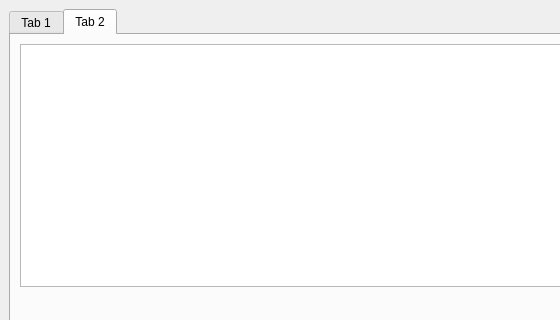
Above: ui_sprawl.ui from xuyuliang/sprawl before the change; both pictures show x 0 to 560 and y 0 to 320 of the 800 by 600 pixel window. Below: the same form after it.
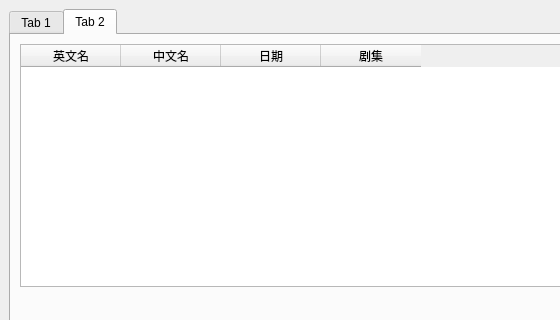
That is the form after the change.

What changed in the file:
```diff
--- a/ui_sprawl.ui
+++ b/ui_sprawl.ui
@@ -52,7 +52,28 @@
         <item>
          <layout class="QVBoxLayout" name="verticalLayout_4">
           <item>
-           <widget class="QTableView" name="tableView"/>
+           <widget class="QTableWidget" name="tableWidget">
+            <column>
+             <property name="text">
+              <string>英文名</string>
+             </property>
+            </column>
+            <column>
+             <property name="text">
+              <string>中文名</string>
+             </property>
+            </column>
+            <column>
+             <property name="text">
+              <string>日期</string>
+             </property>
+            </column>
+            <column>
+             <property name="text">
+              <string>剧集</string>
+             </property>
+            </column>
+           </widget>
           </item>
           <item>
            <spacer name="verticalSpacer">
```
